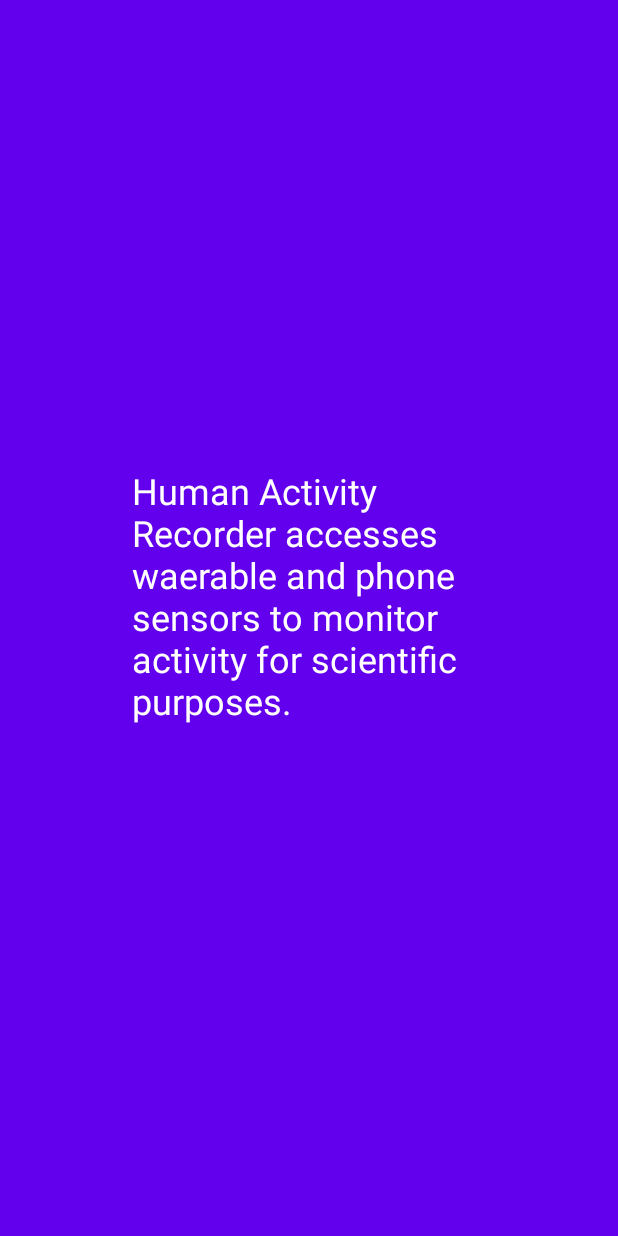
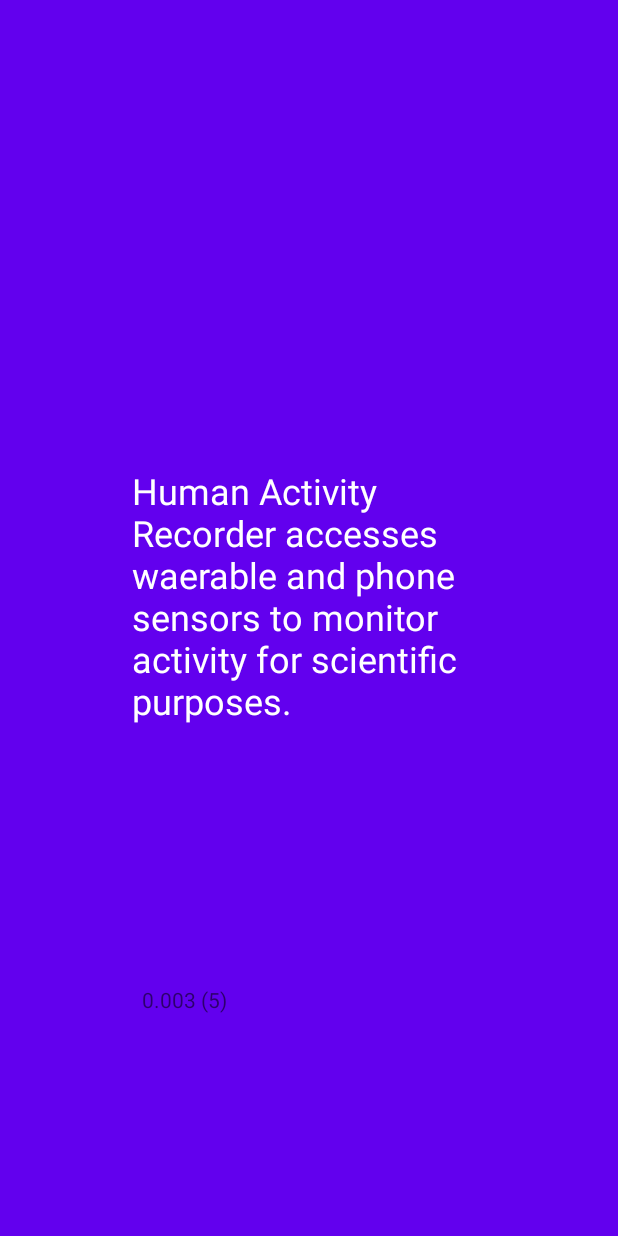
Before and after one commit to sandowm/aml-motion-android, an Android app: the MainActivity screen opened directly, with no data from a screen before it, on a phone screen of 412 x 824 dp. Run offline under Robolectric (Android 15) with nearby library versions, the phone set to English and light mode, and no system bars.

```diff
--- a/android/app/src/main/java/cc/sandow/HumanActivityRecorder/MainActivity.java
+++ b/android/app/src/main/java/cc/sandow/HumanActivityRecorder/MainActivity.java
@@ -3,19 +3,23 @@ package cc.sandow.HumanActivityRecorder;
 import android.content.Intent;
 import android.os.Bundle;
 import android.os.Handler;
+import android.widget.TextView;
 
 import androidx.appcompat.app.AppCompatActivity;
 
-import java.util.concurrent.ExecutorService;
-import java.util.concurrent.Executors;
-
 public class MainActivity extends AppCompatActivity {
     private static int SPLASH_TIME_OUT = 3000;
+    Integer versionCode = BuildConfig.VERSION_CODE;
+    String versionName = BuildConfig.VERSION_NAME;
+    TextView txtVersion;
 
     @Override
     protected void onCreate(Bundle savedInstanceState) {
         super.onCreate(savedInstanceState);
         setContentView(R.layout.activity_main);
+        txtVersion = (TextView) findViewById(R.id.txtVersion);
+
+        txtVersion.setText(versionName + " (" + versionCode.toString() + ")");
         new Handler().postDelayed(new Runnable() {
             @Override
             public void run() {
--- a/android/app/src/main/res/layout/activity_main.xml
+++ b/android/app/src/main/res/layout/activity_main.xml
@@ -20,4 +20,18 @@
         app:layout_constraintTop_toTopOf="parent"
         app:layout_constraintVertical_bias="0.499" />
 
+    <TextView
+        android:id="@+id/txtVersion"
+        android:layout_width="311dp"
+        android:layout_height="24dp"
+        android:layout_marginStart="8dp"
+        android:layout_marginLeft="8dp"
+        android:layout_marginEnd="8dp"
+        android:layout_marginRight="8dp"
+        android:text="Version"
+        app:layout_constraintBottom_toBottomOf="parent"
+        app:layout_constraintEnd_toEndOf="parent"
+        app:layout_constraintStart_toStartOf="@+id/Disclaimer"
+        app:layout_constraintTop_toBottomOf="@+id/Disclaimer" />
+
 </androidx.constraintlayout.widget.ConstraintLayout>
```
Also changed, not shown: android/app/src/main/java/cc/sandow/HumanActivityRecorder/HomeActivity.java (+11 -2 lines), android/app/src/main/java/cc/sandow/HumanActivityRecorder/SensorService.java (+18 -10 lines).
